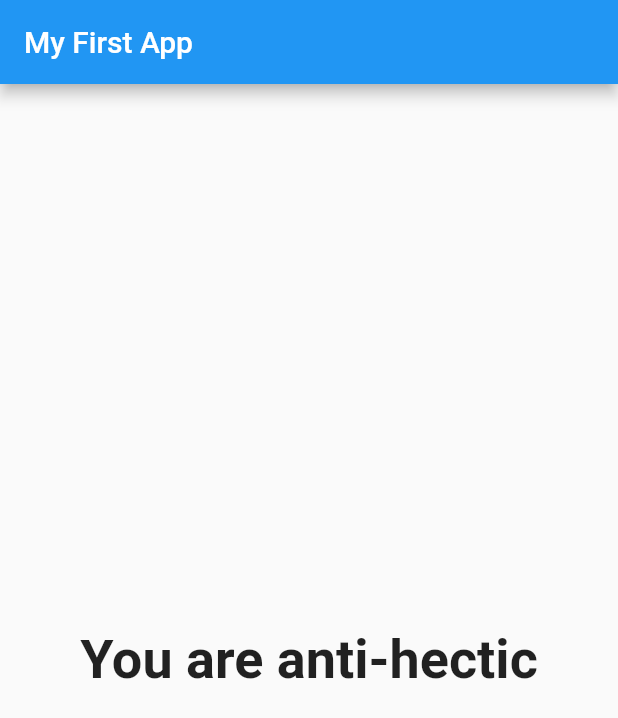
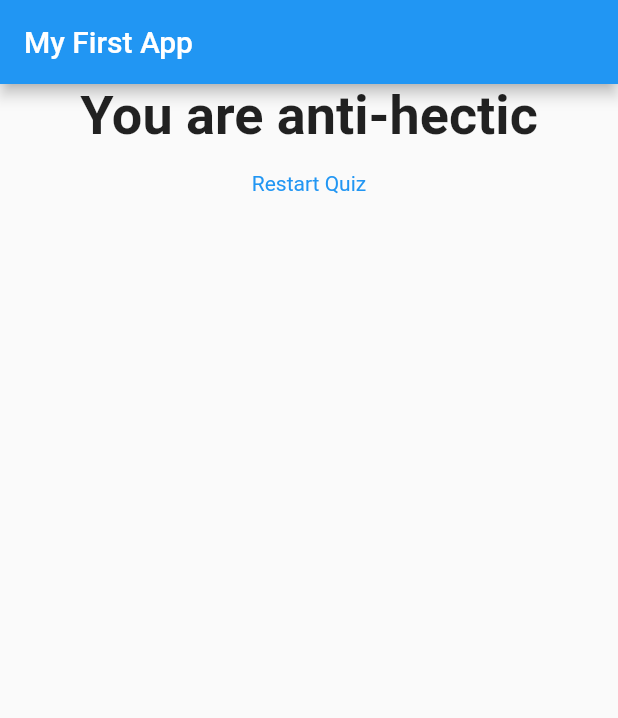
Before and after one commit to aimenhamed/flutter-learning, a Flutter app: the screen it shows after launch, after a tap on "Red", after a tap on "Snake", after a tap on "Bob", on a phone screen of 412 x 824 dp. Shown: the top 718 px of the screen. Run offline on Flutter 3.47's test engine with Material 2 defaults, Android fonts, the phone set to English and light mode, and no system bars.

Commit message:
added reset button

```diff
--- a/lib/main.dart
+++ b/lib/main.dart
@@ -45,6 +45,13 @@ class _MyAppState extends State<MyApp> {
   var _questionIndex = 0;
   var _totalScore = 0;
 
+  void _resetQuiz() {
+    setState(() {
+      _questionIndex = 0;
+      _totalScore = 0;
+    });
+  }
+
   void _answerQuestion(int score) {
     _totalScore += score;
 
@@ -73,7 +80,7 @@ class _MyAppState extends State<MyApp> {
                 questionIndex: _questionIndex,
                 questions: _questions,
               )
-            : Result(_totalScore),
+            : Result(_totalScore, _resetQuiz),
       ),
     );
   }
--- a/lib/result.dart
+++ b/lib/result.dart
@@ -2,8 +2,9 @@ import 'package:flutter/material.dart';
 
 class Result extends StatelessWidget {
   final int resultScore;
+  final resetHandler;
 
-  Result(this.resultScore);
+  Result(this.resultScore, this.resetHandler);
 
   String get resultPhrase {
     var resultText;
@@ -22,7 +23,9 @@ class Result extends StatelessWidget {
   @override
   Widget build(BuildContext context) {
     return Center(
-      child: Text(
+      child: Column(
+        children: [
+          Text(
             resultPhrase,
             style: TextStyle(
               fontSize: 36,
@@ -30,6 +33,20 @@ class Result extends StatelessWidget {
             ),
             textAlign: TextAlign.center,
           ),
+          TextButton(
+            child: Text(
+              'Restart Quiz',
+            ),
+            style: TextButton.styleFrom(
+              primary: Colors.blue,
+              textStyle: TextStyle(
+                color: Colors.white,
+              ),
+            ),
+            onPressed: resetHandler,
+          ),
+        ],
+      ),
     );
   }
 }
```
Lines whose indentation alone changed are shown as unchanged.
